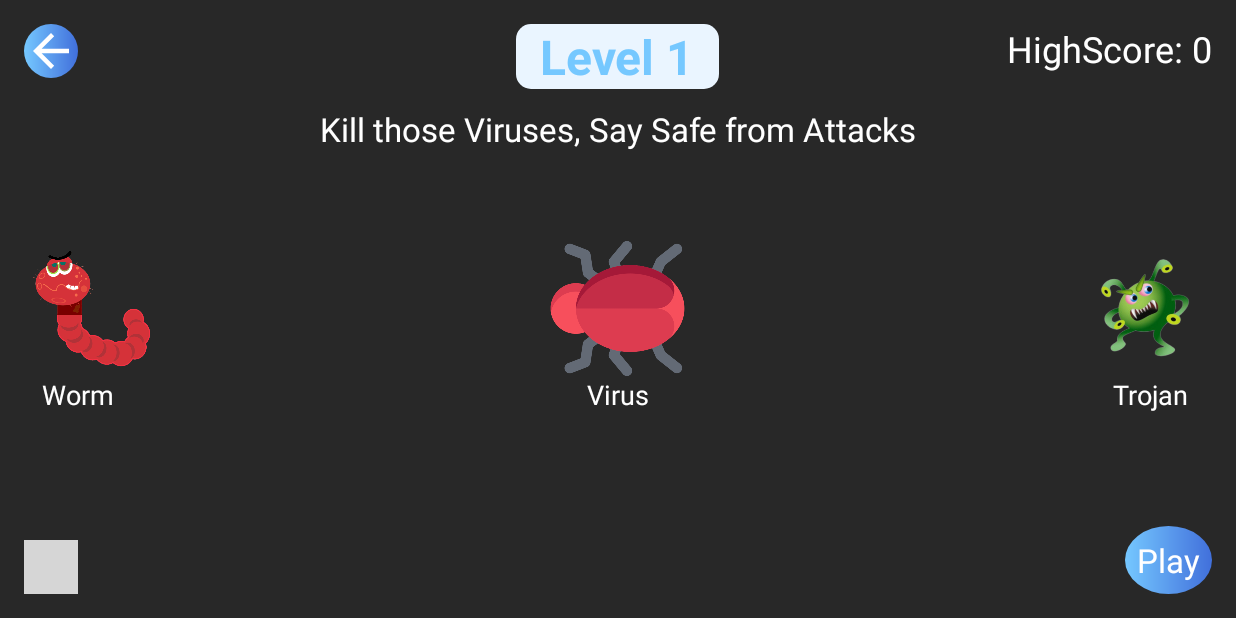
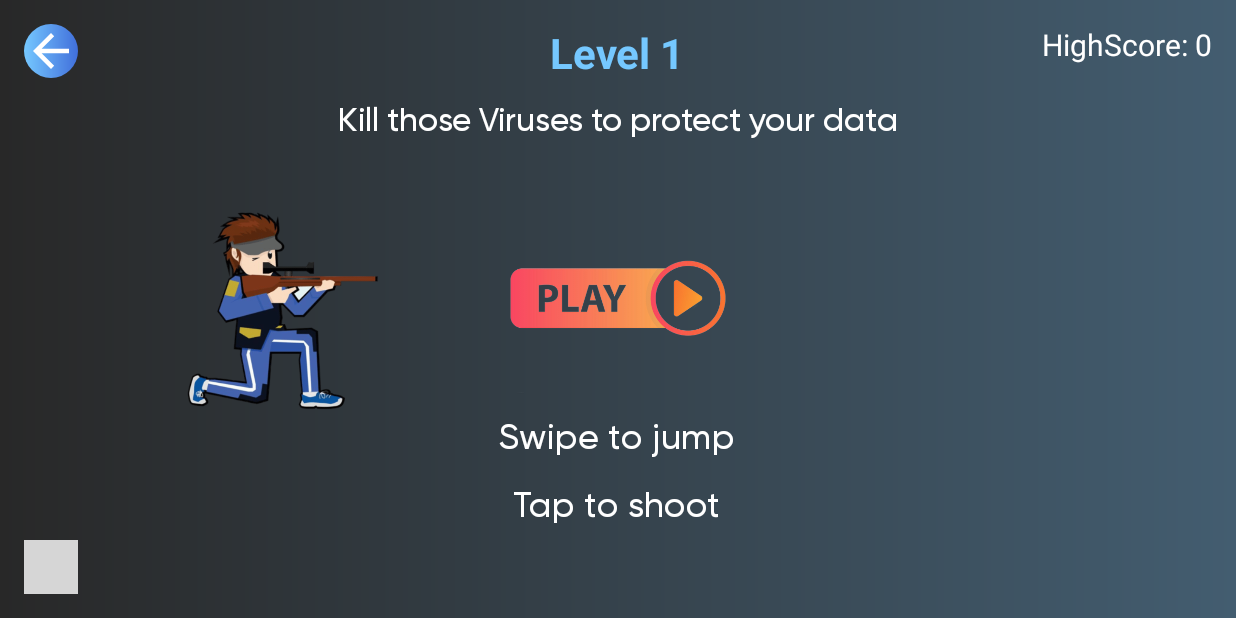
Before and after one commit to TanayK07/Cykids_UIA, an Android app: the GameMain screen opened directly, with no data from a screen before it, on a phone screen of 824 x 412 dp (held sideways). Run offline under Robolectric (Android 15) with nearby library versions, the light colour scheme and no system bars; grey boxes are pictures that could not be loaded.

Commit message:
shooting game UI changes

```diff
--- /dev/null
+++ b/app/src/main/java/com/example/myapplication/File.java
@@ -0,0 +1,21 @@
+package com.example.myapplication;
+
+import android.content.res.Resources;
+import android.graphics.Bitmap;
+import android.graphics.BitmapFactory;
+
+public class File {
+    Bitmap file1, file2, file3;
+    static final int iconSize = 100;
+    File (Resources res) {
+        file1 = BitmapFactory.decodeResource(res, R.drawable.folder);
+        file1 = Bitmap.createScaledBitmap(file1, iconSize, iconSize, false);
+
+        file2 = BitmapFactory.decodeResource(res, R.drawable.pc);
+        file2 = Bitmap.createScaledBitmap(file2, iconSize, iconSize, false);
+
+        file3 = BitmapFactory.decodeResource(res, R.drawable.msg);
+        file3 = Bitmap.createScaledBitmap(file3, iconSize, iconSize, false);
+
+    }
+}
--- a/app/src/main/java/com/example/myapplication/GameView.java
+++ b/app/src/main/java/com/example/myapplication/GameView.java
@@ -27,6 +27,7 @@ public class GameView extends SurfaceView implements Runnable {
     public static int score=0;
     public static float screenRatioX, screenRatioY;
     private Paint paint;
+    private Paint rectPaint;
     private Malware[] malwares;
     private SharedPreferences prefs;
     private Random random;
@@ -38,6 +39,7 @@ public class GameView extends SurfaceView implements Runnable {
     private Background background1, background2;
     public static float speedRation;
     MediaPlayer mediaPlayer;
+    private File files;
 
     public GameView(GameActivity activity, int screenX, int screenY) {
         super(activity);
@@ -81,6 +83,10 @@ public class GameView extends SurfaceView implements Runnable {
         paint.setTextSize(128);
         paint.setColor(Color.WHITE);
 
+        rectPaint = new Paint();
+        rectPaint.setStyle(Paint.Style.FILL);
+        rectPaint.setColor(Color.parseColor("#ffffff"));
+
         malwares = new Malware[3];
 
         Worm worm = new Worm(getResources());
@@ -91,6 +97,8 @@ public class GameView extends SurfaceView implements Runnable {
         malwares[2] = virus;
         random = new Random();
 
+        files = new File(getResources());
+        System.out.println(files.file1.getHeight());
         mediaPlayer = MediaPlayer.create(activity, R.raw.game1music);
         if(!prefs.getBoolean("soundMuted", false)){
             mediaPlayer.start();
@@ -110,7 +118,7 @@ public class GameView extends SurfaceView implements Runnable {
     }
 
     private void update () {
-        background1.x -= 2.5 * screenRatioX;
+        /*background1.x -= 2.5 * screenRatioX;
         background2.x -= 2.5 * screenRatioX;
 
         if (background1.x + background1.background.getWidth() < 0) {
@@ -119,7 +127,7 @@ public class GameView extends SurfaceView implements Runnable {
 
         if (background2.x + background2.background.getWidth() < 0) {
             background2.x = screenX;
-        }
+        }*/
 
         if (flight.isGoingUp)
             flight.y -= 30 * screenRatioY;
@@ -189,10 +197,28 @@ public class GameView extends SurfaceView implements Runnable {
             canvas.drawBitmap(background1.background, background1.x, background1.y, paint);
             canvas.drawBitmap(background2.background, background2.x, background2.y, paint);
 
+            canvas.drawText(score + "", screenX / 2f, 164, paint);
+
+            for (Malware malware : malwares){
+                if(malware.x >= 0){
+                    if(malware.x <= GameActivity.point.x/6){
+                        rectPaint.setColor(Color.parseColor("#f05a4d"));
+                        break;
+                    }
+                    else{
+                        rectPaint.setColor(Color.parseColor("#ffffff"));
+                    }
+                }
+
+            }
+            canvas.drawRect(new Rect(0, 0, GameActivity.point.x/6, GameActivity.point.y), rectPaint);
             for (Malware malware : malwares)
                 canvas.drawBitmap(malware.getMalware(), malware.x, malware.y, paint);
 
-            canvas.drawText(score + "", screenX / 2f, 164, paint);
+            System.out.println(activity.point.y*3/8 - (File.iconSize/2));
+            canvas.drawBitmap(files.file1, GameActivity.point.x/6/2-(File.iconSize/2), GameActivity.point.y/8-(File.iconSize/2), paint);
+            canvas.drawBitmap(files.file2, GameActivity.point.x/6/2-(File.iconSize/2), GameActivity.point.y*3/8-(File.iconSize/2), paint);
+            canvas.drawBitmap(files.file3, GameActivity.point.x/6/2-(File.iconSize/2), GameActivity.point.y*5/8-(File.iconSize/2), paint);
 
             if (isGameOver) {
                 isPlaying = false;
--- a/app/src/main/java/com/example/myapplication/SplashScreenActivity.java
+++ b/app/src/main/java/com/example/myapplication/SplashScreenActivity.java
@@ -52,8 +52,8 @@ public class SplashScreenActivity extends AppCompatActivity {
         if(isTimeUp == false){
             timer(timeStarted);
         }
-        isTimeUp = false;*/
-
+        isTimeUp = false;
+*/
         View btn_play=(View)findViewById(R.id.rectangle_5);
         View btn_quiz=(View)findViewById(R.id.rectangle_6);
         View btn_about=(View)findViewById(R.id.rectanglaboutus);
--- /dev/null
+++ b/app/src/main/res/drawable-v24/dark_gradient.xml
@@ -0,0 +1,9 @@
+<?xml version="1.0" encoding="utf-8"?>
+<shape xmlns:android="http://schemas.android.com/apk/res/android"
+    android:shape="rectangle" >
+    <gradient
+        android:type="linear"
+        android:angle="0"
+        android:startColor="#282828"
+        android:endColor="#435d70" />
+</shape>
--- a/app/src/main/res/layout/activity_game_main.xml
+++ b/app/src/main/res/layout/activity_game_main.xml
@@ -4,7 +4,7 @@
     xmlns:tools="http://schemas.android.com/tools"
     android:layout_width="match_parent"
     android:layout_height="match_parent"
-    android:background="#282828"
+    android:background="@drawable/dark_gradient"
     android:padding="16dp"
     tools:context=".GameMain">
 
@@ -15,57 +15,25 @@
         android:layout_below="@id/level"
         android:layout_centerHorizontal="true"
         android:layout_marginTop="12dp"
-        android:text="Kill those Viruses, Say Safe from Attacks"
+        android:fontFamily="@font/gilroym"
+        android:text="Kill those Viruses to protect your data"
         android:textColor="#fff"
         android:textSize="22sp" />
 
     <ImageView
         android:id="@+id/worm"
-        android:layout_width="90dp"
-        android:layout_height="90dp"
+        android:layout_width="140dp"
+        android:layout_height="180dp"
+        android:layout_marginStart="100dp"
         android:layout_centerVertical="true"
-        android:src="@drawable/worm1" />
+        android:src="@drawable/shooter1" />
     <ImageView
-        android:id="@+id/virus"
-        android:layout_width="90dp"
-        android:layout_height="90dp"
+        android:id="@+id/play"
+        android:layout_width="180dp"
+        android:layout_height="140dp"
         android:layout_centerVertical="true"
         android:layout_centerHorizontal="true"
-        android:src="@drawable/virus1" />
-
-    <ImageView
-        android:id="@+id/trojan"
-        android:layout_width="90dp"
-        android:layout_height="90dp"
-        android:layout_alignParentEnd="true"
-        android:layout_centerVertical="true"
-        android:src="@drawable/trojan1" />
-    <TextView
-        android:layout_width="wrap_content"
-        android:layout_height="wrap_content"
-        android:textSize="18sp"
-        android:text="Worm"
-        android:textColor="#fff"
-        android:layout_marginStart="12dp"
-        android:layout_below="@id/worm"/>
-    <TextView
-        android:layout_width="wrap_content"
-        android:layout_height="wrap_content"
-        android:textSize="18sp"
-        android:text="Virus"
-        android:textColor="#fff"
-        android:layout_below="@id/virus"
-        android:layout_centerHorizontal="true"/>
-
-    <TextView
-        android:layout_width="wrap_content"
-        android:layout_height="wrap_content"
-        android:textSize="18sp"
-        android:text="Trojan"
-        android:textColor="#fff"
-        android:layout_marginEnd="16dp"
-        android:layout_below="@id/virus"
-        android:layout_alignParentEnd="true"/>
+        android:src="@drawable/play_icon" />
 
     <TextView
         android:id="@+id/level"
@@ -77,9 +45,30 @@
         android:paddingRight="16dp"
         android:text="Level 1"
         android:textColor="#75C8FF"
-        android:background="@drawable/my_btn"
-        android:textSize="32sp" />
+        android:textSize="28sp" />
 
+    <TextView
+        android:id="@+id/ist1"
+        android:layout_width="wrap_content"
+        android:layout_height="wrap_content"
+        android:layout_below="@id/play"
+        android:layout_centerHorizontal="true"
+        android:text="Swipe to jump"
+        android:fontFamily="@font/gilroym"
+        android:textColor="#fff"
+        android:textSize="24sp" />
+
+    <TextView
+        android:id="@+id/ist2"
+        android:layout_width="wrap_content"
+        android:layout_height="wrap_content"
+        android:layout_below="@id/ist1"
+        android:layout_centerHorizontal="true"
+        android:text="Tap to shoot"
+        android:fontFamily="@font/gilroym"
+        android:textColor="#fff"
+        android:textSize="24sp"
+        android:layout_marginTop="16dp"/>
     <TextView
         android:id="@+id/highScoreTxt"
         android:layout_width="wrap_content"
@@ -87,7 +76,7 @@
         android:layout_alignParentRight="true"
         android:text="High Score"
         android:textColor="#fff"
-        android:textSize="24sp" />
+        android:textSize="20sp" />
 
     <ImageView
         android:id="@+id/volumeCtrl"
@@ -103,15 +92,4 @@
         android:background="@drawable/eclipse"
         android:src="@drawable/ic_baseline_arrow_back_24" />
 
-    <TextView
-        android:id="@+id/play"
-        android:layout_width="wrap_content"
-        android:layout_height="wrap_content"
-        android:layout_alignParentEnd="true"
-        android:layout_alignParentBottom="true"
-        android:background="@drawable/eclipse"
-        android:padding="8dp"
-        android:text="Play"
-        android:textColor="#fff"
-        android:textSize="22sp" />
 </RelativeLayout>
```
Also changed, not shown: app/src/main/res/drawable-v24/play_icon.png (added), app/src/main/res/drawable-v24/shooter1.png (added).
